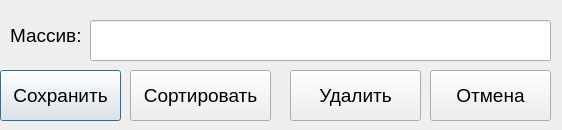
This is src/Application/EditArrayWindow.ui in KorablikDimak/RPS as Qt 5 draws it before an edit. The edited form follows.
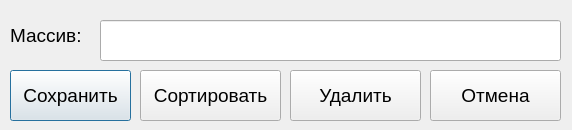
This is the edited form.

Commit message: почти закончил, осталось только запросы на сервер

The edit to the form file:
```diff
--- a/src/Application/EditArrayWindow.ui
+++ b/src/Application/EditArrayWindow.ui
@@ -6,7 +6,7 @@
    <rect>
     <x>0</x>
     <y>0</y>
-    <width>562</width>
+    <width>572</width>
     <height>130</height>
    </rect>
   </property>
@@ -21,7 +21,7 @@
     <rect>
      <x>10</x>
      <y>20</y>
-     <width>231</width>
+     <width>91</width>
      <height>31</height>
     </rect>
    </property>
@@ -37,7 +37,7 @@
   <widget class="QPushButton" name="SaveButton">
    <property name="geometry">
     <rect>
-     <x>0</x>
+     <x>10</x>
      <y>70</y>
      <width>121</width>
      <height>51</height>
@@ -57,7 +57,7 @@
     <rect>
      <x>430</x>
      <y>70</y>
-     <width>121</width>
+     <width>131</width>
      <height>51</height>
     </rect>
    </property>
@@ -73,7 +73,7 @@
   <widget class="QPushButton" name="SortButton">
    <property name="geometry">
     <rect>
-     <x>130</x>
+     <x>140</x>
      <y>70</y>
      <width>141</width>
      <height>51</height>
@@ -109,7 +109,7 @@
   <widget class="QLineEdit" name="ArrayEdit">
    <property name="geometry">
     <rect>
-     <x>90</x>
+     <x>100</x>
      <y>20</y>
      <width>461</width>
      <height>41</height>
```
